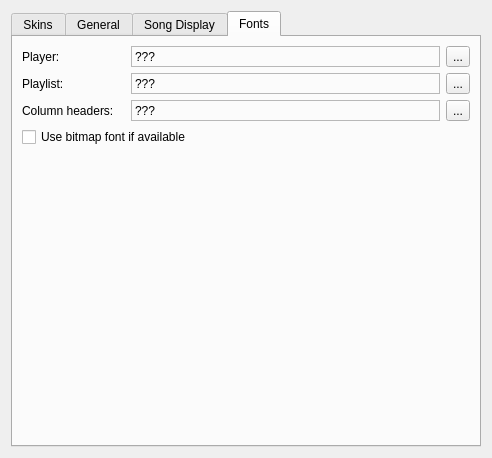
The window that src/plugins/Ui/skinned/forms/skinnedsettings.ui (ksv1986/qmmp-staging) describes before a commit, drawn with Qt 5.
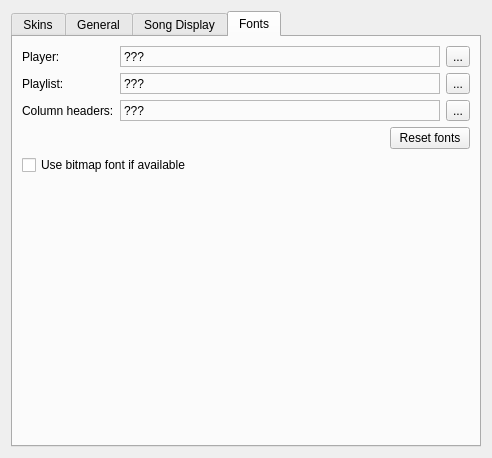
The same window after the commit. The open tabs and pages were chosen to show the change.

Commit message: added feature to reset fonts

```diff
--- a/src/plugins/Ui/skinned/forms/skinnedsettings.ui
+++ b/src/plugins/Ui/skinned/forms/skinnedsettings.ui
@@ -409,7 +409,26 @@
          </property>
         </widget>
        </item>
-       <item row="0" column="4">
+       <item row="0" column="1">
+        <widget class="QLabel" name="mainFontLabel">
+         <property name="sizePolicy">
+          <sizepolicy hsizetype="Expanding" vsizetype="Preferred">
+           <horstretch>0</horstretch>
+           <verstretch>0</verstretch>
+          </sizepolicy>
+         </property>
+         <property name="frameShape">
+          <enum>QFrame::StyledPanel</enum>
+         </property>
+         <property name="frameShadow">
+          <enum>QFrame::Sunken</enum>
+         </property>
+         <property name="text">
+          <string>???</string>
+         </property>
+        </widget>
+       </item>
+       <item row="0" column="2">
         <widget class="QToolButton" name="mainFontButton">
          <property name="text">
           <string>...</string>
@@ -432,47 +451,7 @@
          </property>
         </widget>
        </item>
-       <item row="1" column="4">
-        <widget class="QToolButton" name="plFontButton">
-         <property name="text">
-          <string>...</string>
-         </property>
-        </widget>
-       </item>
-       <item row="2" column="4">
-        <widget class="QToolButton" name="headerFontButton">
-         <property name="text">
-          <string>...</string>
-         </property>
-        </widget>
-       </item>
-       <item row="3" column="0" colspan="4">
-        <widget class="QCheckBox" name="useBitmapCheckBox">
-         <property name="text">
-          <string>Use bitmap font if available</string>
-         </property>
-        </widget>
-       </item>
-       <item row="0" column="1" colspan="3">
-        <widget class="QLabel" name="mainFontLabel">
-         <property name="sizePolicy">
-          <sizepolicy hsizetype="Expanding" vsizetype="Preferred">
-           <horstretch>0</horstretch>
-           <verstretch>0</verstretch>
-          </sizepolicy>
-         </property>
-         <property name="frameShape">
-          <enum>QFrame::StyledPanel</enum>
-         </property>
-         <property name="frameShadow">
-          <enum>QFrame::Sunken</enum>
-         </property>
-         <property name="text">
-          <string>???</string>
-         </property>
-        </widget>
-       </item>
-       <item row="1" column="1" colspan="3">
+       <item row="1" column="1">
         <widget class="QLabel" name="plFontLabel">
          <property name="sizePolicy">
           <sizepolicy hsizetype="Expanding" vsizetype="Preferred">
@@ -491,6 +470,13 @@
          </property>
         </widget>
        </item>
+       <item row="1" column="2">
+        <widget class="QToolButton" name="plFontButton">
+         <property name="text">
+          <string>...</string>
+         </property>
+        </widget>
+       </item>
        <item row="2" column="0">
         <widget class="QLabel" name="label_5">
          <property name="text">
@@ -498,7 +484,7 @@
          </property>
         </widget>
        </item>
-       <item row="2" column="1" colspan="3">
+       <item row="2" column="1">
         <widget class="QLabel" name="headerFontLabel">
          <property name="frameShape">
           <enum>QFrame::StyledPanel</enum>
@@ -511,7 +497,45 @@
          </property>
         </widget>
        </item>
-       <item row="4" column="0" colspan="4">
+       <item row="2" column="2">
+        <widget class="QToolButton" name="headerFontButton">
+         <property name="text">
+          <string>...</string>
+         </property>
+        </widget>
+       </item>
+       <item row="3" column="0" colspan="3">
+        <layout class="QHBoxLayout" name="horizontalLayout_4">
+         <item>
+          <spacer name="horizontalSpacer_4">
+           <property name="orientation">
+            <enum>Qt::Horizontal</enum>
+           </property>
+           <property name="sizeHint" stdset="0">
+            <size>
+             <width>348</width>
+             <height>20</height>
+            </size>
+           </property>
+          </spacer>
+         </item>
+         <item>
+          <widget class="QPushButton" name="resetFontsButton">
+           <property name="text">
+            <string>Reset fonts</string>
+           </property>
+          </widget>
+         </item>
+        </layout>
+       </item>
+       <item row="4" column="0" colspan="2">
+        <widget class="QCheckBox" name="useBitmapCheckBox">
+         <property name="text">
+          <string>Use bitmap font if available</string>
+         </property>
+        </widget>
+       </item>
+       <item row="5" column="0" colspan="2">
         <spacer name="verticalSpacer_3">
          <property name="orientation">
           <enum>Qt::Vertical</enum>
```
The commit also changes 2 other files.
